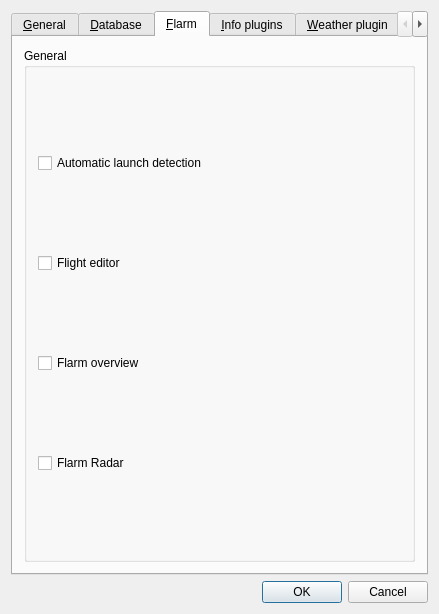
The window that src/gui/windows/SettingsWindow.ui (startkladde/startkladde) describes before a commit, drawn with Qt 5.
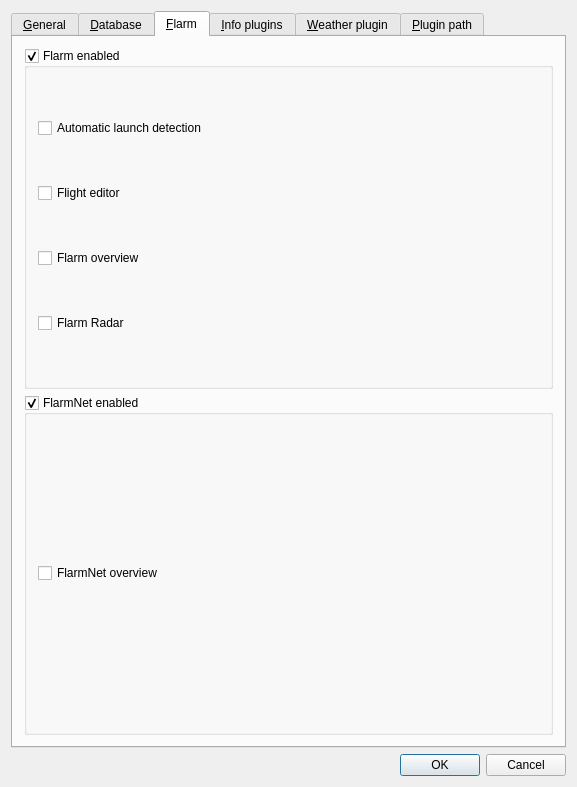
The same window after the commit. The open tabs and pages were chosen to show the change. Custom widgets are drawn as their Qt base class.

Commit message: Prepared functions for FlarmNet

Diff of the .ui file:
```diff
--- a/src/gui/windows/SettingsWindow.ui
+++ b/src/gui/windows/SettingsWindow.ui
@@ -6,8 +6,8 @@
    <rect>
     <x>0</x>
     <y>0</y>
-    <width>439</width>
-    <height>586</height>
+    <width>577</width>
+    <height>787</height>
    </rect>
   </property>
   <property name="windowTitle">
@@ -467,15 +467,21 @@
       <attribute name="title">
        <string>&amp;Flarm</string>
       </attribute>
-      <layout class="QVBoxLayout" name="verticalLayout_3">
+      <layout class="QVBoxLayout" name="verticalLayout_6">
        <item>
-        <widget class="QGroupBox" name="groupBox_2">
+        <widget class="QGroupBox" name="flarmBox">
+         <property name="toolTip">
+          <string>&lt;html&gt;If enabled, Flarm related functions are availabe&lt;/html&gt;</string>
+         </property>
          <property name="title">
-          <string>General</string>
+          <string>Flarm enabled</string>
          </property>
-         <layout class="QVBoxLayout" name="verticalLayout">
+         <property name="checkable">
+          <bool>true</bool>
+         </property>
+         <layout class="QVBoxLayout" name="verticalLayout_3">
           <item>
-           <widget class="QCheckBox" name="checkFlarmEnabled">
+           <widget class="QCheckBox" name="checkFlarmAutostart">
             <property name="toolTip">
              <string>&lt;html&gt;If enabled, data from attached flarm device will be used to detect starts and landings&lt;/html&gt;</string>
             </property>
@@ -485,7 +491,7 @@
            </widget>
           </item>
           <item>
-           <widget class="QCheckBox" name="checkFlarmEdit">
+           <widget class="QCheckBox" name="checkFlarmEditor">
             <property name="toolTip">
              <string>&lt;html&gt;If enabled, the flight editor will be opened automatically when incomplete flights are detected&lt;/html&gt;</string>
             </property>
@@ -517,6 +523,31 @@
          </layout>
         </widget>
        </item>
+       <item>
+        <widget class="QGroupBox" name="flarmNetBox">
+         <property name="toolTip">
+          <string>&lt;html&gt;If enabled, the FlarmNet database will be used for additional information&lt;/html&gt;</string>
+         </property>
+         <property name="title">
+          <string>FlarmNet enabled</string>
+         </property>
+         <property name="checkable">
+          <bool>true</bool>
+         </property>
+         <layout class="QVBoxLayout" name="verticalLayout">
+          <item>
+           <widget class="QCheckBox" name="checkFlarmNetOverview">
+            <property name="toolTip">
+             <string>&lt;html&gt;If enabled, an overview of the FlarmNet Database can be viewed&lt;/html&gt;</string>
+            </property>
+            <property name="text">
+             <string>FlarmNet overview</string>
+            </property>
+           </widget>
+          </item>
+         </layout>
+        </widget>
+       </item>
       </layout>
      </widget>
      <widget class="QWidget" name="infoPluginsTab">
```
The commit also changes 1 other file.
